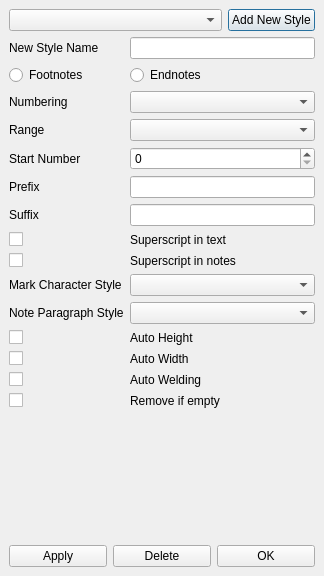
Above: scribus/ui/notesstyleseditor.ui from scribusproject/scribus before the change. Below: the same form after it.
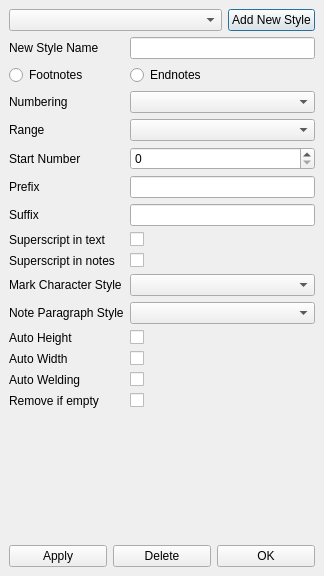
That is the form after the change. Custom widgets are drawn as their Qt base class.

Commit message: Fix checkboxes layout in note style editor by placing labels on the left

Patch:
```diff
--- a/scribus/ui/notesstyleseditor.ui
+++ b/scribus/ui/notesstyleseditor.ui
@@ -165,33 +165,33 @@
         <widget class="QLineEdit" name="SuffixEdit"/>
        </item>
        <item row="7" column="0">
-        <widget class="QCheckBox" name="SuperMasterCheck">
-         <property name="text">
-          <string/>
-         </property>
-        </widget>
-       </item>
-       <item row="7" column="1">
         <widget class="QLabel" name="SuperMasterLabel">
          <property name="text">
           <string>Superscript in text</string>
          </property>
         </widget>
        </item>
+       <item row="7" column="1">
+        <widget class="QCheckBox" name="SuperMasterCheck">
+         <property name="text">
+          <string/>
+         </property>
+        </widget>
+       </item>
        <item row="8" column="0">
-        <widget class="QCheckBox" name="SuperNoteCheck">
-         <property name="text">
-          <string/>
-         </property>
-        </widget>
-       </item>
-       <item row="8" column="1">
         <widget class="QLabel" name="SuperNoteLabel">
          <property name="text">
           <string>Superscript in notes</string>
          </property>
         </widget>
        </item>
+       <item row="8" column="1">
+        <widget class="QCheckBox" name="SuperNoteCheck">
+         <property name="text">
+          <string/>
+         </property>
+        </widget>
+       </item>
        <item row="9" column="0">
         <widget class="QLabel" name="charStyleComboLabel">
          <property name="lineWidth">
@@ -233,61 +233,61 @@
         </widget>
        </item>
        <item row="11" column="0">
-        <widget class="QCheckBox" name="AutoH">
-         <property name="text">
-          <string/>
-         </property>
-        </widget>
-       </item>
-       <item row="11" column="1">
         <widget class="QLabel" name="AutoHLabel">
          <property name="text">
           <string>Auto Height</string>
          </property>
         </widget>
        </item>
+       <item row="11" column="1">
+        <widget class="QCheckBox" name="AutoH">
+         <property name="text">
+          <string/>
+         </property>
+        </widget>
+       </item>
        <item row="12" column="0">
-        <widget class="QCheckBox" name="AutoW">
-         <property name="text">
-          <string/>
-         </property>
-        </widget>
-       </item>
-       <item row="12" column="1">
         <widget class="QLabel" name="AutoWLabel">
          <property name="text">
           <string>Auto Width</string>
          </property>
         </widget>
        </item>
+       <item row="12" column="1">
+        <widget class="QCheckBox" name="AutoW">
+         <property name="text">
+          <string/>
+         </property>
+        </widget>
+       </item>
        <item row="13" column="0">
-        <widget class="QCheckBox" name="AutoWeld">
-         <property name="text">
-          <string/>
-         </property>
-        </widget>
-       </item>
-       <item row="13" column="1">
         <widget class="QLabel" name="AutoWeldLabel">
          <property name="text">
           <string>Auto Welding</string>
          </property>
         </widget>
        </item>
+       <item row="13" column="1">
+        <widget class="QCheckBox" name="AutoWeld">
+         <property name="text">
+          <string/>
+         </property>
+        </widget>
+       </item>
        <item row="14" column="0">
-        <widget class="QCheckBox" name="AutoRemove">
-         <property name="text">
-          <string/>
-         </property>
-        </widget>
-       </item>
-       <item row="14" column="1">
         <widget class="QLabel" name="AutoRemoveLabel">
          <property name="text">
           <string>Remove if empty</string>
          </property>
         </widget>
        </item>
+       <item row="14" column="1">
+        <widget class="QCheckBox" name="AutoRemove">
+         <property name="text">
+          <string/>
+         </property>
+        </widget>
+       </item>
       </layout>
      </item>
      <item>
```
